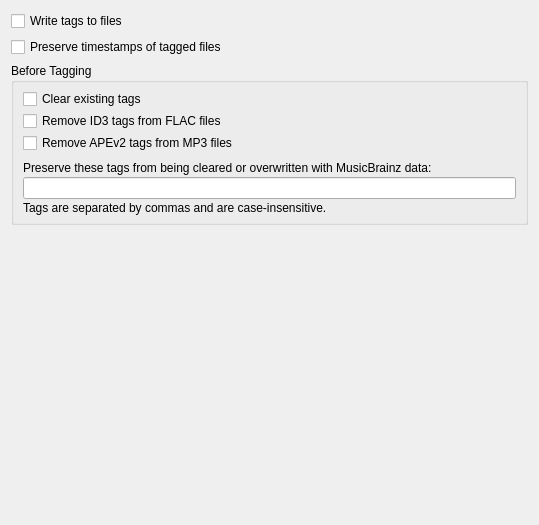
Before: the Qt Designer form ui/options_tags.ui in metabrainz/picard, drawn with Qt 5.
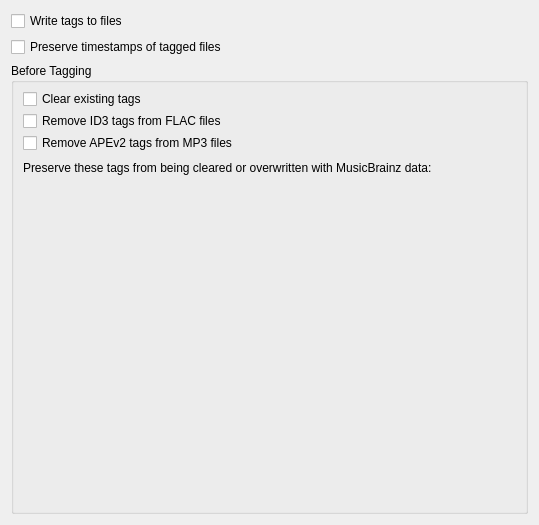
After: the same form once the commit is applied. Custom widgets are drawn as their Qt base class.

Commit message: PICARD-1871: Use TagListEditor for preserved tags

Patch:
```diff
--- a/ui/options_tags.ui
+++ b/ui/options_tags.ui
@@ -85,33 +85,28 @@
        </widget>
       </item>
       <item>
-       <widget class="QLineEdit" name="preserved_tags"/>
-      </item>
-      <item>
-       <widget class="QLabel" name="preserved_tags_help">
-        <property name="text">
-         <string>Tags are separated by commas and are case-insensitive.</string>
+       <widget class="TagListEditor" name="preserved_tags" native="true">
+        <property name="sizePolicy">
+         <sizepolicy hsizetype="Preferred" vsizetype="Expanding">
+          <horstretch>0</horstretch>
+          <verstretch>0</verstretch>
+         </sizepolicy>
         </property>
        </widget>
       </item>
      </layout>
     </widget>
    </item>
-   <item>
-    <spacer name="spacer">
-     <property name="orientation">
-      <enum>Qt::Vertical</enum>
-     </property>
-     <property name="sizeHint" stdset="0">
-      <size>
-       <width>274</width>
-       <height>41</height>
-      </size>
-     </property>
-    </spacer>
-   </item>
   </layout>
  </widget>
+ <customwidgets>
+  <customwidget>
+   <class>TagListEditor</class>
+   <extends>QWidget</extends>
+   <header>picard.ui.widgets.taglisteditor</header>
+   <container>1</container>
+  </customwidget>
+ </customwidgets>
  <tabstops>
   <tabstop>write_tags</tabstop>
   <tabstop>preserve_timestamps</tabstop>
```
The commit also changes 6 other files.
